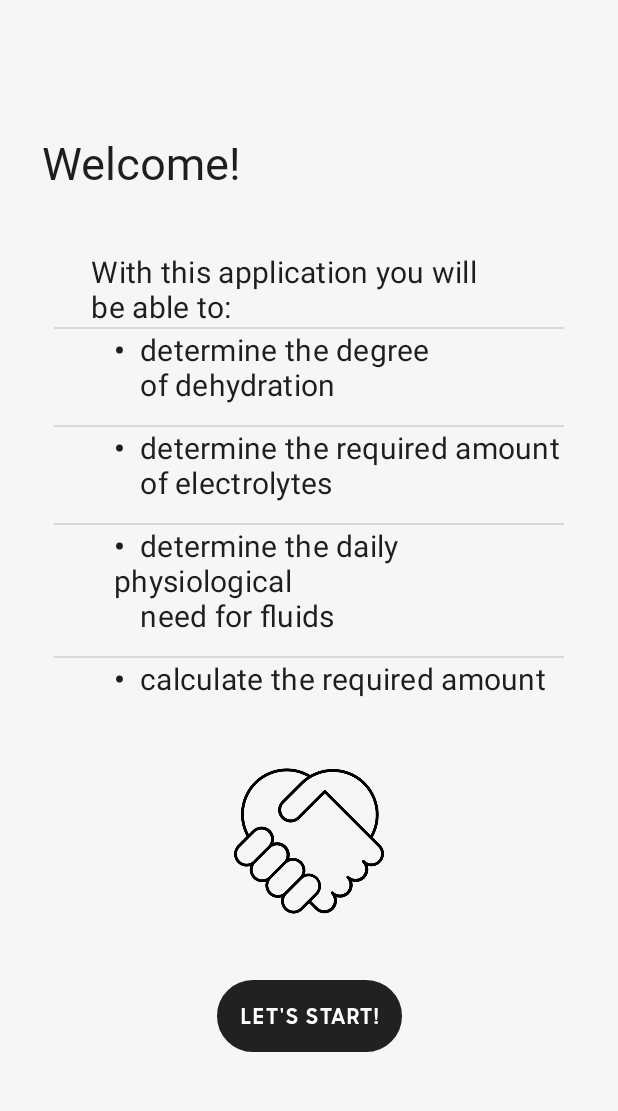
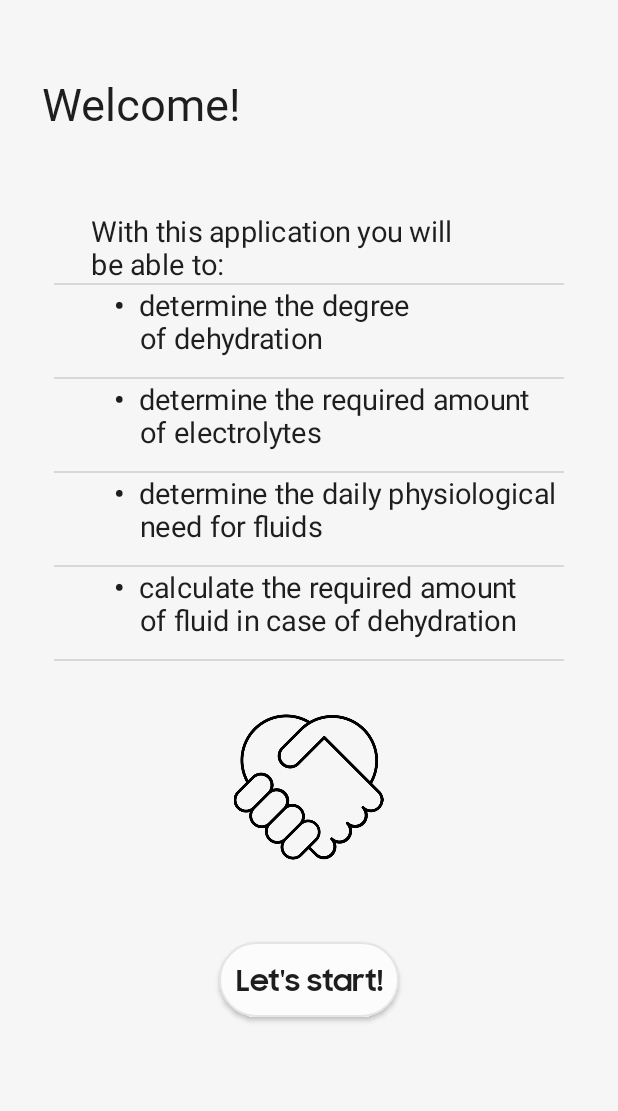
Before and after one commit to FentuS8/waterMate, an Android app: the screen it shows after launch (MainActivity), on a phone screen of 412 x 824 dp, the part 103-1214 px from its top. Run offline under Robolectric (Android 15) with nearby library versions, the phone set to English and light mode, and no system bars.

Commit message:
welcome screen is done

```diff
--- a/app/build.gradle
+++ b/app/build.gradle
@@ -34,7 +34,9 @@ android {
 
 dependencies {
 
-    implementation 'androidx.core:core-ktx:1.7.0'
+    implementation 'androidx.core:core-ktx:1.10.1'
+    implementation "androidx.navigation:navigation-fragment-ktx:2.6.0"
+    implementation "androidx.navigation:navigation-ui-ktx:2.6.0"
     implementation 'androidx.appcompat:appcompat:1.6.1'
     implementation 'com.google.android.material:material:1.9.0'
     implementation 'androidx.constraintlayout:constraintlayout:2.1.4'
--- a/app/src/main/java/com/example/watermate/CustomArrayAdapter.kt
+++ b/app/src/main/java/com/example/watermate/CustomArrayAdapter.kt
@@ -18,7 +18,7 @@ class CustomArrayAdapter(context: Context, resource: Int, objects: Array<String>
 
         val textView = view.findViewById<TextView>(android.R.id.text1)
         textView.setTextColor(ContextCompat.getColor(context, R.color.textBlack))
-        textView.setTextSize(TypedValue.COMPLEX_UNIT_SP, 20f)
+        textView.setTextSize(TypedValue.COMPLEX_UNIT_SP, 19f)
         textView.setLetterSpacing(0.01f)
         textView.setPadding(60, 0, 0, 20)
 
--- a/app/src/main/res/drawable/rounded_button.xml
+++ b/app/src/main/res/drawable/rounded_button.xml
@@ -1,8 +1,7 @@
 <?xml version="1.0" encoding="utf-8"?>
 <shape xmlns:android="http://schemas.android.com/apk/res/android">
     <corners android:radius="25dp" />
-<!--    <solid android:color="#FCFCFC" />-->
-    <stroke
-        android:width="2dp"
+    <solid android:color="#FCFCFC" />
+    <stroke android:width="1dp"
         android:color="#E5E5E5" />
 </shape>
--- a/app/src/main/res/layout/activity_main.xml
+++ b/app/src/main/res/layout/activity_main.xml
@@ -37,7 +37,7 @@
         app:layout_constraintHorizontal_bias="0.1"
         app:layout_constraintStart_toStartOf="parent"
         app:layout_constraintTop_toTopOf="parent"
-        app:layout_constraintVertical_bias="0.2" />
+        app:layout_constraintVertical_bias="0.15" />
 
     <ListView
         android:id="@+id/possibilities"
@@ -48,33 +48,35 @@
         app:layout_constraintHorizontal_bias="0.5"
         app:layout_constraintStart_toStartOf="parent"
         app:layout_constraintTop_toTopOf="parent"
-        app:layout_constraintVertical_bias="0.45" />
+        app:layout_constraintVertical_bias="0.4" />
 
     <ImageView
         android:id="@+id/handshake"
-        android:layout_width="100dp"
+        android:layout_width="110dp"
         android:layout_height="100dp"
         android:contentDescription="@string/handshake"
         app:layout_constraintBottom_toBottomOf="parent"
         app:layout_constraintEnd_toEndOf="parent"
-        app:layout_constraintHorizontal_bias="0.5"
+        app:layout_constraintHorizontal_bias="0.498"
         app:layout_constraintStart_toStartOf="parent"
         app:layout_constraintTop_toTopOf="parent"
-        app:layout_constraintVertical_bias="0.8"
+        app:layout_constraintVertical_bias="0.75"
         app:srcCompat="@drawable/shakehands" />
 
-    <Button
+    <androidx.appcompat.widget.AppCompatButton
         android:id="@+id/start"
-        android:layout_width="wrap_content"
-        android:layout_height="wrap_content"
+        android:layout_width="120dp"
+        android:layout_height="50dp"
         android:background="@drawable/rounded_button"
         android:fontFamily="@font/samsungsharpsansbold"
         android:text="@string/start"
+        android:textAppearance="@style/buttonTextStyle"
+        android:textColor="@color/textBlack"
+        android:textSize="19dp"
         app:layout_constraintBottom_toBottomOf="parent"
         app:layout_constraintEnd_toEndOf="parent"
-        app:layout_constraintHorizontal_bias="0.5"
         app:layout_constraintStart_toStartOf="parent"
         app:layout_constraintTop_toTopOf="parent"
-        app:layout_constraintVertical_bias="0.93" />
+        app:layout_constraintVertical_bias="0.9" />
 
 </androidx.constraintlayout.widget.ConstraintLayout>
--- /dev/null
+++ b/app/src/main/res/values/button_style.xml
@@ -0,0 +1,6 @@
+<?xml version="1.0" encoding="utf-8"?>
+<resources>
+    <style name="buttonTextStyle" parent="android:TextAppearance">
+        <item name="android:textAllCaps">false</item>
+    </style>
+</resources>
--- a/app/src/main/res/values/colors.xml
+++ b/app/src/main/res/values/colors.xml
@@ -2,4 +2,5 @@
 <resources>
     <color name="textBlack">#1E1E1E</color>
     <color name="bg">#F6F6F6</color>
+    <color name="button_card">#FCFCFC</color>
 </resources>
```
